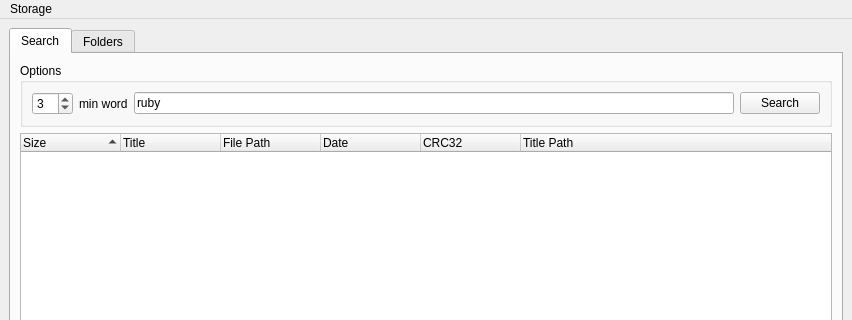
sanami/qt-books, file resources/form.ui: the form before one commit; both pictures show x 0 to 852 and y 0 to 320 of the 852 by 660 pixel window.
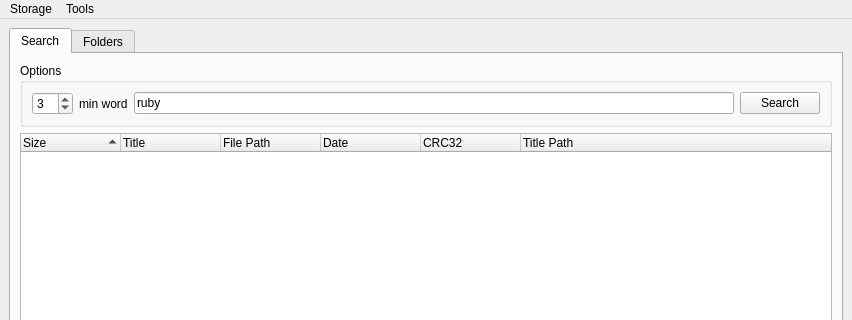
The form after the commit. Icons and pictures are not drawn.

```diff
--- a/resources/form.ui
+++ b/resources/form.ui
@@ -211,6 +211,13 @@
     <addaction name="action_quit"/>
    </widget>
    <addaction name="menuStorage"/>
+   <widget class="QMenu" name="menuTools">
+    <property name="title">
+     <string>Tools</string>
+    </property>
+    <addaction name="action_fix_names"/>
+   </widget>
+   <addaction name="menuTools"/>
   </widget>
   <action name="action_save">
    <property name="icon">
```
Left out of the diff: 8 changed lines with no effect on the pictures.
